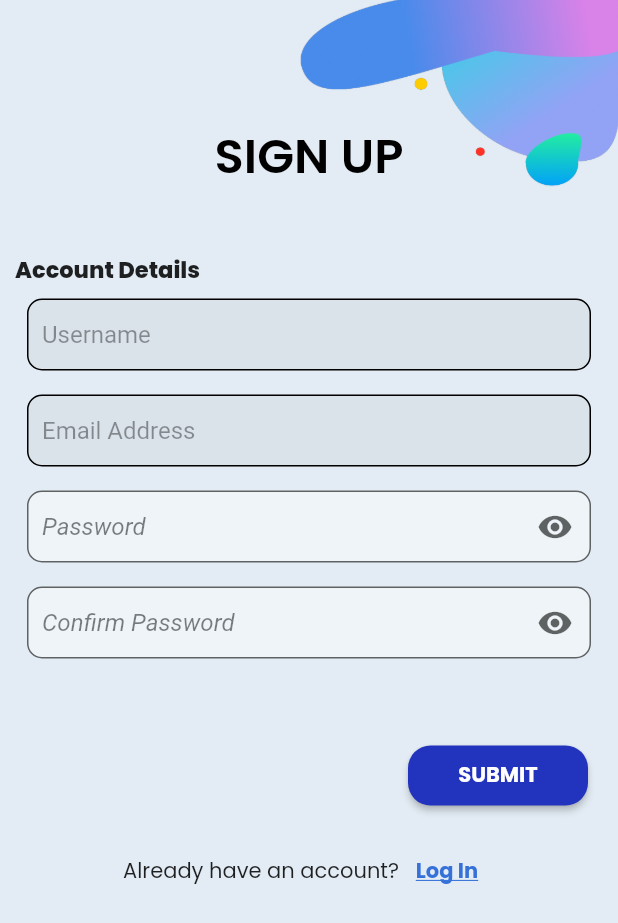
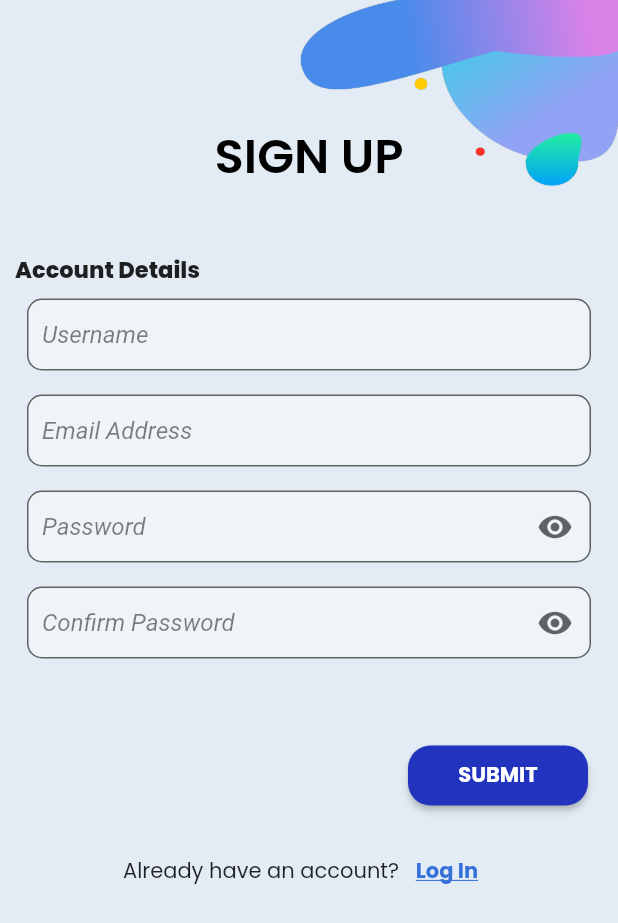
Before and after one commit to Paolo17A/Youth-Connect, a Flutter app: the SignUpScreen screen opened by its route, on a phone screen of 412 x 824 dp. Shown: the top 923 px of the screen. Run offline on Flutter 3.47's test engine with Material 2 defaults, Android fonts, the phone set to English and light mode, and no system bars; our stand-ins replace carousel_slider, cloud_firestore, dotted_border, dropdown_search, firebase_auth, firebase_core and 4 more; accounts and stored records are empty.

Commit message:
minor bug fixes

```diff
--- a/lib/screens/login_screen.dart
+++ b/lib/screens/login_screen.dart
@@ -138,12 +138,13 @@ class _LoginScreenState extends State<LoginScreen> {
               .update({'dateEmailVerificationSent': DateTime.now()});
           await FirebaseAuth.instance.currentUser!.sendEmailVerification();
           scaffoldState.showSnackBar(SnackBar(
-              content: Text(
-                  'Please check your email for the email verification link.')));
+              content:
+                  Text('A verification link has been sent to your email.')));
           setState(() {
             _isLoading = false;
           });
         }
+        await FirebaseAuth.instance.signOut();
         return;
       }
 
--- a/lib/screens/sign_up_screen.dart
+++ b/lib/screens/sign_up_screen.dart
@@ -7,7 +7,6 @@ import 'package:ywda/widgets/custom_miscellaneous_widgets.dart';
 import 'package:ywda/widgets/youth_connect_textfield_widget.dart';
 
 import '../widgets/custom_containers_widget.dart';
-import '../widgets/custom_textfield_widget.dart';
 
 class SignUpScreen extends StatefulWidget {
   const SignUpScreen({super.key});
@@ -203,15 +202,19 @@ class _SignUpScreenState extends State<SignUpScreen> {
                         ),
                         Padding(
                           padding: const EdgeInsets.all(8.0),
-                          child: customTextField('Username',
-                              _usernameController, TextInputType.name),
+                          child: YouthConnectTextField(
+                              text: 'Username',
+                              controller: _usernameController,
+                              textInputType: TextInputType.name,
+                              displayPrefixIcon: null),
                         ),
                         Padding(
                           padding: const EdgeInsets.all(8.0),
-                          child: customTextField(
-                              'Email Address',
-                              _emailAddressController,
-                              TextInputType.emailAddress),
+                          child: YouthConnectTextField(
+                              text: 'Email Address',
+                              controller: _emailAddressController,
+                              textInputType: TextInputType.emailAddress,
+                              displayPrefixIcon: null),
                         ),
                         Padding(
                           padding: const EdgeInsets.all(8.0),
```
